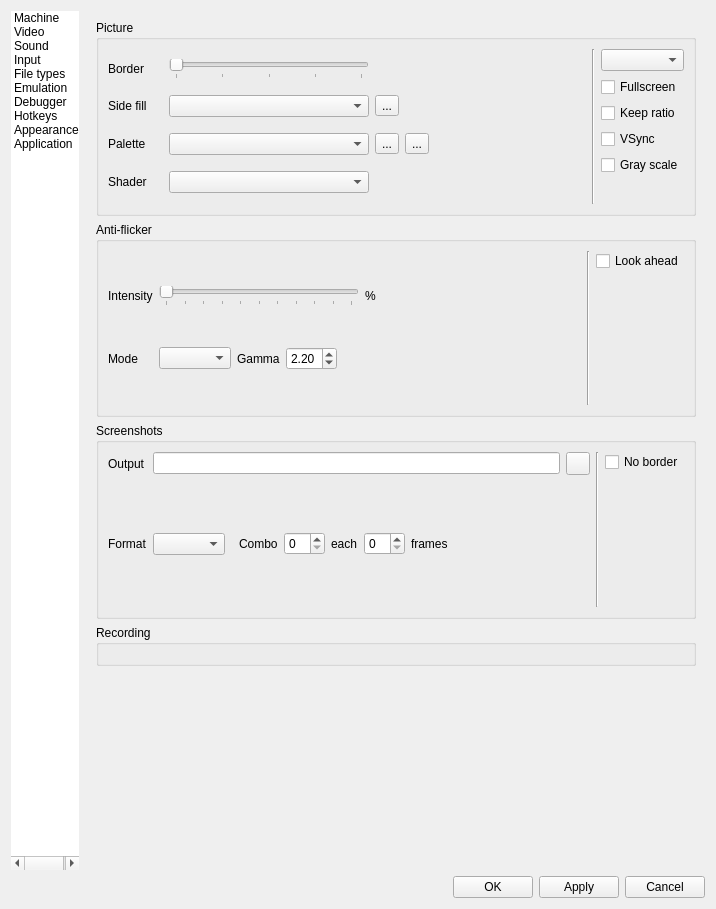
First picture: the form in ui/setupwin.ui, repository Loccy/xpeccy-plus, before the edit.
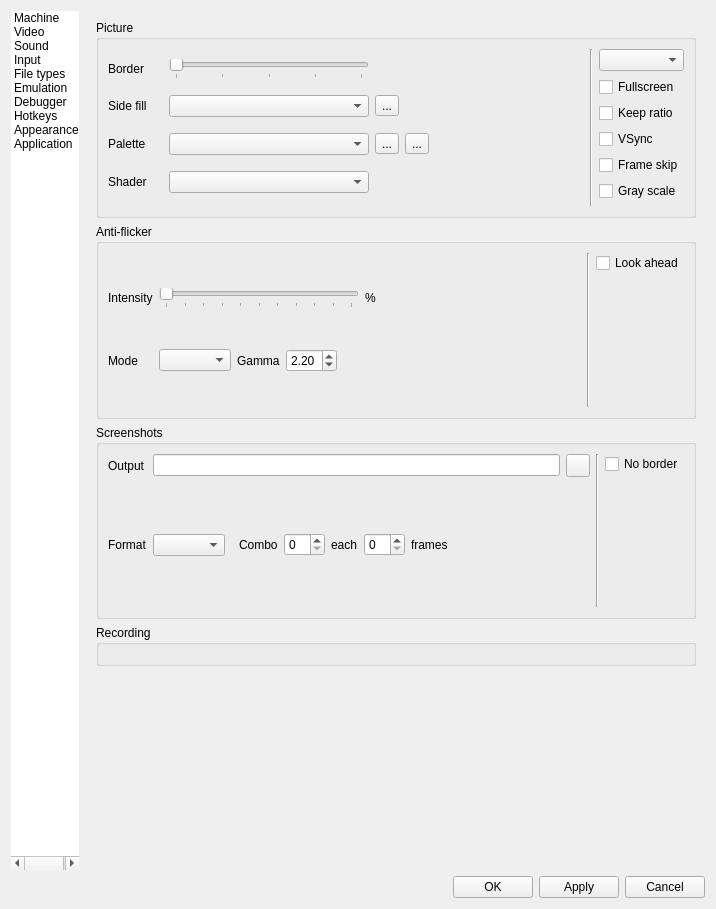
Second picture: the form after the edit. The open tabs and pages were chosen to show the change. Icons and pictures are not drawn. Custom widgets are drawn as their Qt base class.

Commit message:
video: Frame skip leaves a frame undrawn while the emulation is behind
Options > Video, beside VSync, off by default (frameskip in the config). While
the machine owes more than a frame of sound to the clock, the next frame is
run undrawn; one in three at most, so a sprite flickered on every other frame
keeps both phases; never while recording, with run-ahead, or with something
that may stop the machine mid-frame. A machine well under its frame rate for
five seconds at normal speed offers to turn it on: Not Now asks again on the
next start, Don't Ask Again never (frameskip.hint).

Diff of the .ui file:
```diff
--- a/ui/setupwin.ui
+++ b/ui/setupwin.ui
@@ -1603,6 +1603,16 @@
                       </property>
                      </widget>
                     </item>
+                    <item>
+                     <widget class="QCheckBox" name="cbFrameSkip">
+                      <property name="toolTip">
+                       <string>A computer too slow for the machine leaves a frame undrawn now and then, and the machine keeps its speed</string>
+                      </property>
+                      <property name="text">
+                       <string>Frame skip</string>
+                      </property>
+                     </widget>
+                    </item>
                     <item>
                      <widget class="QCheckBox" name="grayscale">
                       <property name="toolTip">
```
The commit also changes 6 other files.
